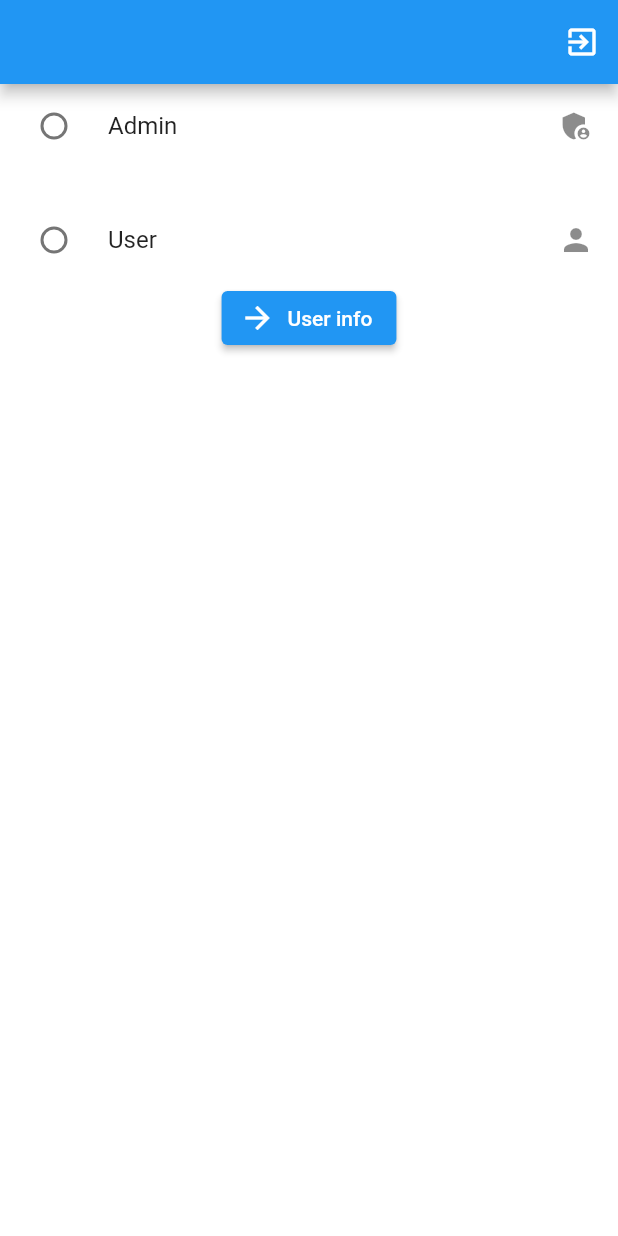
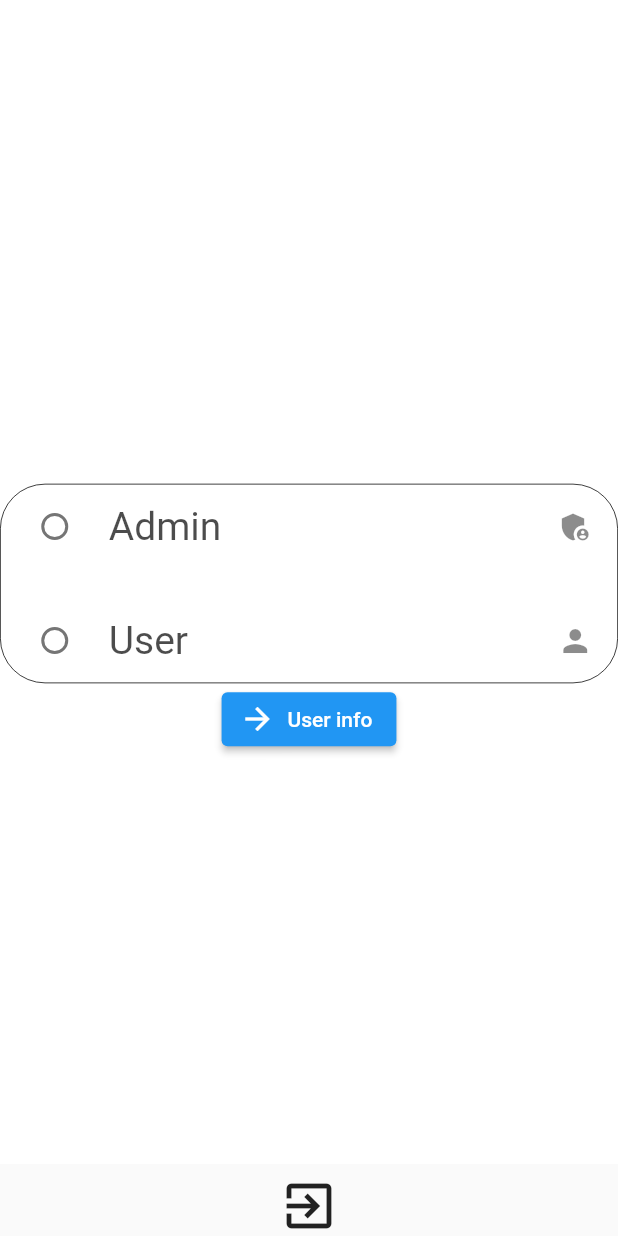
Before and after one commit to moh7dali/background_users, a Flutter app: the Home screen opened directly, on a phone screen of 412 x 824 dp. Run offline on Flutter 3.47's test engine with Material 2 defaults, Android fonts, the phone set to English and light mode, and no system bars; our stand-ins replace cloud_firestore, firebase_auth, firebase_core, google_fonts; accounts and stored records are empty; Roboto replaces fonts that are missing (Audiowide).

Commit message:
add: home style

```diff
--- a/lib/Screens/home.dart
+++ b/lib/Screens/home.dart
@@ -44,20 +44,17 @@ class _HomeState extends State<Home> {
       });
     });
     return Scaffold(
-      appBar: AppBar(
-        automaticallyImplyLeading: false,
-        actions: [
-          IconButton(
+      bottomNavigationBar: IconButton(
           onPressed: () async {
             await FirebaseAuth.instance.signOut();
             Navigator.pop(context);
           },
           icon: Icon(
             Icons.exit_to_app,
-              ))
-        ],
-      ),
+            size: 40,
+          )),
       body: Container(
+          alignment: Alignment.center,
           decoration: BoxDecoration(
               gradient: LinearGradient(
                   colors: val
@@ -66,6 +63,20 @@ class _HomeState extends State<Home> {
           width: double.infinity,
           height: double.infinity,
           child: Column(
+            mainAxisAlignment: MainAxisAlignment.center,
+            children: [
+              Padding(
+                padding: const EdgeInsets.only(top: 50),
+                child: Container(
+                  decoration: BoxDecoration(
+                    color: Colors.white,
+                    border: Border.all(width: 0.5),
+                    borderRadius: BorderRadius.all(Radius.circular(
+                            30.0) //                 <--- border radius here
+                        ),
+                  ),
+                  child: Column(
+                    mainAxisAlignment: MainAxisAlignment.center,
                     children: [
                       RadioListTile(
                         value: "Admin",
@@ -79,7 +90,12 @@ class _HomeState extends State<Home> {
                             type = value.toString();
                           });
                         },
-                title: Text("Admin"),
+                        title: Text(
+                          "Admin",
+                          style: GoogleFonts.audiowide(
+                              fontSize: 26,
+                              color: Color.fromARGB(179, 0, 0, 0)),
+                        ),
                         secondary: Icon(Icons.admin_panel_settings),
                       ),
                       SizedBox(
@@ -97,8 +113,17 @@ class _HomeState extends State<Home> {
                             type = value.toString();
                           });
                         },
-                title: Text("User"),
+                        title: Text(
+                          "User",
+                          style: GoogleFonts.audiowide(
+                              fontSize: 26,
+                              color: Color.fromARGB(179, 0, 0, 0)),
+                        ),
                         secondary: Icon(Icons.person),
+                      ),
+                    ],
+                  ),
+                ),
               ),
               ElevatedButton.icon(
                   onPressed: () {
```
Lines whose indentation alone changed are shown as unchanged.
